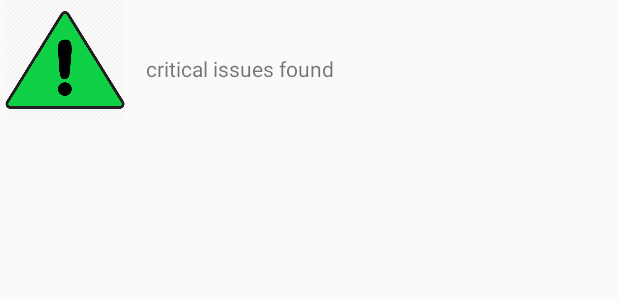
After one commit to PawanGill98/Restaurant-Android-App, an Android app: the layout item_view.xml on its own in the app's theme, with its tools: preview values and no code run, on a phone screen of 412 x 824 dp. The commit adds this screen. Shown: the top 300 px of the screen. Run offline under Robolectric (Android 15) with nearby library versions, the phone set to English and light mode, and no system bars.

Commit message:
Assigned color to hazard icon depending on its level

```diff
--- a/app/src/main/java/me/cmpt276/restaurantinspector/MainActivity.java
+++ b/app/src/main/java/me/cmpt276/restaurantinspector/MainActivity.java
@@ -70,7 +70,8 @@ public class MainActivity extends AppCompatActivity {
         button.setOnClickListener(new View.OnClickListener() {
             @Override
             public void onClick(View v) {
-                Intent intent = SingleRestaurantInspection.makeIntent(MainActivity.this, restaurantManager.getRestaurantByIndex(0));
+                Intent intent = SingleRestaurantInspection.makeIntent(MainActivity.this,
+                        restaurantManager.getRestaurantByIndex(3));
                 startActivity(intent);
             }
         });
--- /dev/null
+++ b/app/src/main/res/layout/item_view.xml
@@ -0,0 +1,35 @@
+<?xml version="1.0" encoding="utf-8"?>
+<RelativeLayout xmlns:android="http://schemas.android.com/apk/res/android"
+    xmlns:app="http://schemas.android.com/apk/res-auto"
+    xmlns:tools="http://schemas.android.com/tools"
+    android:layout_width="match_parent"
+    android:layout_height="match_parent">
+
+    <TextView
+        android:id="@+id/screen2_critical_issue"
+        android:layout_width="wrap_content"
+        android:layout_height="wrap_content"
+        android:layout_alignParentTop="true"
+        android:layout_marginStart="14dp"
+        android:layout_marginLeft="14dp"
+        android:layout_marginTop="36dp"
+        android:layout_toEndOf="@+id/screen2_hazard_sign"
+        android:layout_toRightOf="@+id/screen2_hazard_sign"
+        android:text="@string/critical_issues_found" />
+
+    <ImageView
+        android:id="@+id/screen2_hazard_sign"
+        android:layout_width="wrap_content"
+        android:layout_height="wrap_content"
+        android:layout_alignParentStart="true"
+        android:layout_alignParentLeft="true"
+        android:layout_alignParentTop="true"
+        android:layout_marginStart="3dp"
+        android:layout_marginLeft="0dp"
+        android:layout_marginTop="0dp"
+        android:adjustViewBounds="true"
+        android:maxWidth="80dp"
+        android:maxHeight="80dp"
+        app:srcCompat="@drawable/warning_green" />
+
+</RelativeLayout>
--- a/app/src/main/res/values/strings.xml
+++ b/app/src/main/res/values/strings.xml
@@ -4,4 +4,7 @@
     <string name="restaurant_name">Restaurant name</string>
     <string name="restaurant_address">Restaurant address</string>
     <string name="gps_coords">GPS coords:</string>
+    <string name="critical_issues_found">critical issues found</string>
+    <string name="non_critical_issues_found">non-critical issues found</string>
+    <string name="date">date</string>
 </resources>
```
Also changed, not shown: app/src/main/java/me/cmpt276/restaurantinspector/SingleRestaurantInspection.java (+69 -5 lines), app/src/main/res/layout/activity_single_restaurant_inspection.xml (renamed from app/src/main/res/layout/activity_signle_restaurant_inspection.xml, +7 -6 lines), app/src/main/res/drawable/warning_green.png (added), app/src/main/res/drawable/warning_red.png (added), app/src/main/res/drawable/warning_yellow.png (added).
